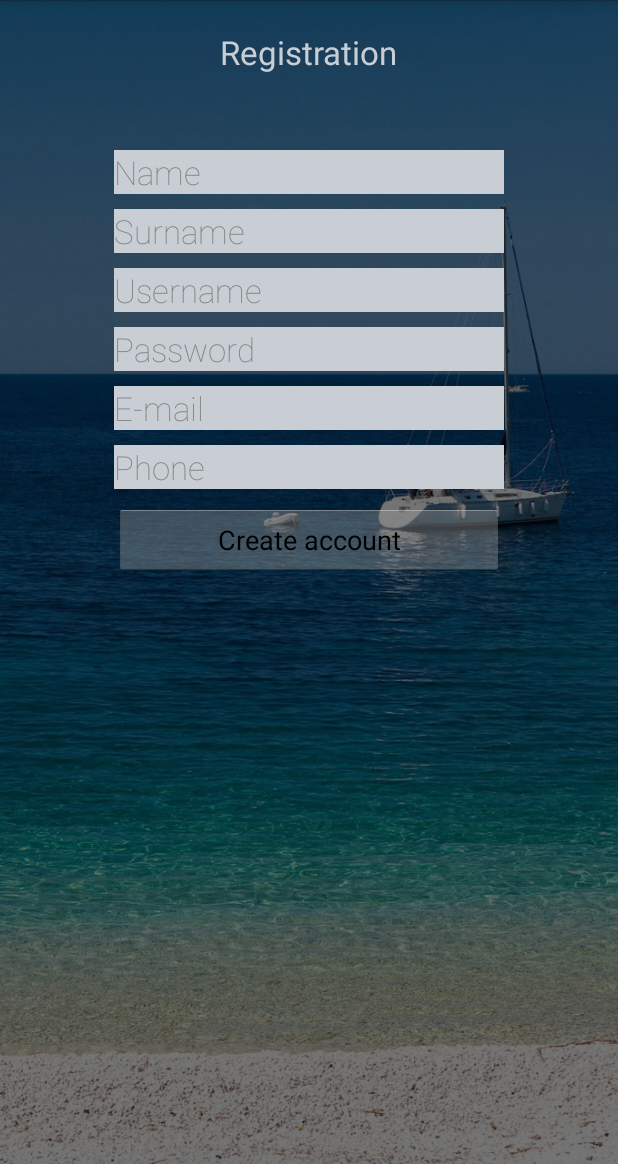
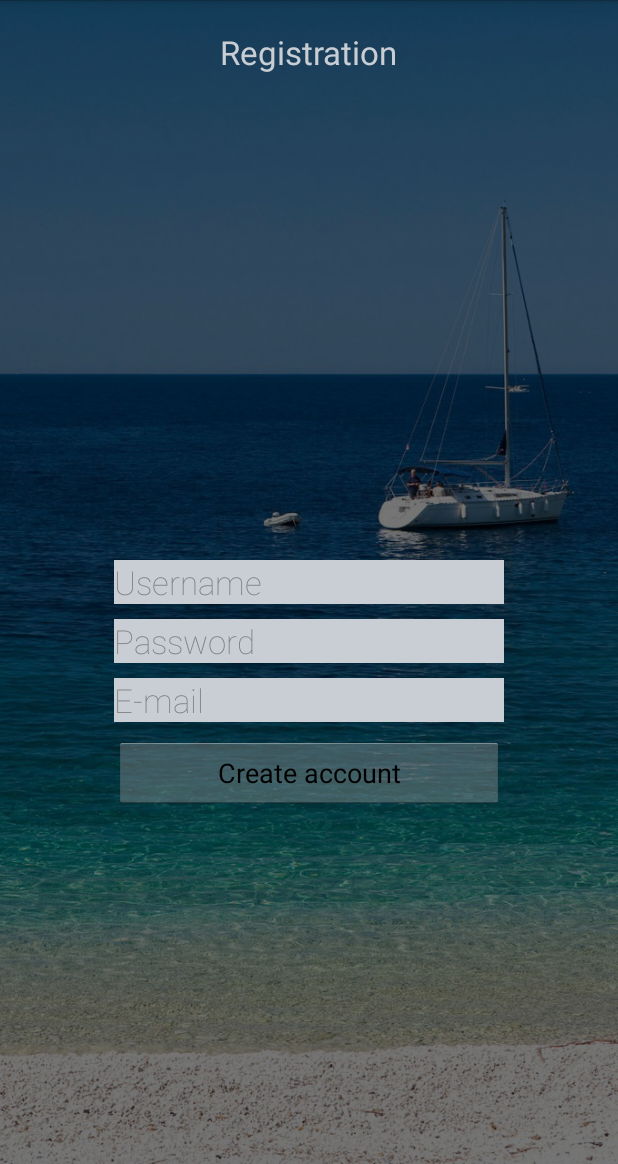
Before and after one commit to akrezic1/ZimmerFrei, an Android app: the fragment RegistrationFragment placed in its activity, on a phone screen of 412 x 824 dp, the part 72-1236 px from its top. Run offline under Robolectric (Android 15) with nearby library versions, the phone set to English and light mode, and no system bars; libraries missing offline, so code that uses them is left out: com.activeandroid, com.activeandroid.query, retrofit.client; 5 statements that could not run were skipped.

Commit message:
Registration implemented
User can now register, after registration is automatically signed in.

```diff
--- a/app/src/main/java/air/zimmerfrei/com/zimmerfrei/fragments/RegistrationFragment.java
+++ b/app/src/main/java/air/zimmerfrei/com/zimmerfrei/fragments/RegistrationFragment.java
@@ -1,23 +1,43 @@
 package air.zimmerfrei.com.zimmerfrei.fragments;
 
+import android.app.FragmentManager;
 import android.os.Bundle;
+import android.util.Log;
 import android.view.LayoutInflater;
 import android.view.View;
 import android.view.ViewGroup;
+import android.widget.Button;
+import android.widget.EditText;
+import android.widget.Toast;
 
 import air.zimmerfrei.com.zimmerfrei.R;
+import air.zimmerfrei.com.zimmerfrei.SharedPrefsHelper;
 import air.zimmerfrei.com.zimmerfrei.SwypeFragment;
+import air.zimmerfrei.com.zimmerfrei.datamodel.LaravelSessionToken;
+import air.zimmerfrei.com.zimmerfrei.datamodel.profile.Profile;
+import air.zimmerfrei.com.zimmerfrei.webservice.LoginAPI;
+import retrofit.Callback;
+import retrofit.RestAdapter;
+import retrofit.RetrofitError;
+import retrofit.client.Response;
 
 /**
  * Created by Andro on 23.12.2014.
  */
-public class RegistrationFragment extends SwypeFragment{
+public class RegistrationFragment extends SwypeFragment implements View.OnClickListener {
 
     /**
      * The fragment argument representing the section number for this
      * fragment.
      */
     private static final String ARG_SECTION_NUMBER = "section_number";
+
+    /**
+     * ENDPOINT is base location of web services
+     */
+    public static final String ENDPOINT = "http://188.226.150.65";
+
+    public static String laravelToken;
 
     /**
      * Returns a new instance of this fragment for the given section
@@ -31,14 +51,77 @@ public class RegistrationFragment extends SwypeFragment{
         return fragment;
     }
 
-    public RegistrationFragment() {
-
-    }
-
     @Override
     public View onCreateView(LayoutInflater inflater, ViewGroup container, Bundle savedInstanceState) {
         View rootView = inflater.inflate(R.layout.fragment_registration, container, false);
         rootView.setOnTouchListener(this);
+        getLaravelToken();
+
+        Button btnRegister = (Button) rootView.findViewById(R.id.button_register);
+        btnRegister.setOnClickListener(this);
+
         return rootView;
     }
+
+    private LoginAPI getRestAdapter() {
+        RestAdapter adapter = new RestAdapter.Builder()
+                .setEndpoint(ENDPOINT)
+                .build();
+
+        return adapter.create(LoginAPI.class);
+    }
+
+    @Override
+    public void onClick(View v) {
+        LoginAPI api = getRestAdapter();
+
+        EditText txtUser = (EditText) getView().findViewById(R.id.editUsername);
+        EditText txtPass = (EditText) getView().findViewById(R.id.editPassword);
+        EditText txtEmail = (EditText) getView().findViewById(R.id.editEmail);
+
+        String username = txtUser.getText().toString();
+        String password = txtPass.getText().toString();
+        String email = txtEmail.getText().toString();
+
+        api.register(laravelToken, email, username, password, "blablalbablablabl", new Callback<Profile>() {
+            @Override
+            public void success(Profile profile, Response response) {
+                SharedPrefsHelper.saveToSharedPref(profile, getActivity());
+                openProfile();
+            }
+
+            @Override
+            public void failure(RetrofitError error) {
+                Toast.makeText(getActivity(), R.string.registration_problem, Toast.LENGTH_SHORT).show();
+                Log.d("Registration", error.getMessage());
+            }
+        });
+    }
+
+    /**
+     * Open MyProfileFragment after saving users data
+     */
+    protected void openProfile() {
+        FragmentManager fragmentManager = getFragmentManager();
+        fragmentManager.beginTransaction()
+                .setCustomAnimations(R.animator.enter_bottom, R.animator.exit_top, 0, 0)
+                .replace(R.id.container, MyProfileFragment.newInstance(1))
+                .commit();
+    }
+
+    private void getLaravelToken() {
+        LoginAPI api = getRestAdapter();
+
+        api.getLaravelSessionToken(new Callback<LaravelSessionToken>() {
+            @Override
+            public void success(LaravelSessionToken laravelSessionToken, Response response) {
+                laravelToken = laravelSessionToken.getSessionToken();
+            }
+
+            @Override
+            public void failure(RetrofitError error) {
+                Toast.makeText(getActivity(), R.string.connection_fail, Toast.LENGTH_LONG).show();
+            }
+        });
+    }
 }
--- a/app/src/main/java/air/zimmerfrei/com/zimmerfrei/webservice/LoginAPI.java
+++ b/app/src/main/java/air/zimmerfrei/com/zimmerfrei/webservice/LoginAPI.java
@@ -38,4 +38,15 @@ public interface LoginAPI {
         Callback<LaravelSessionToken> session_token
     );
 
+    @FormUrlEncoded
+    @POST("/api/v1/signup")
+    public void register(
+            @Field("_token") String token,
+            @Field("email") String email,
+            @Field("username") String username,
+            @Field("password") String password,
+            @Field("gcm_phone_id") String gcm,
+            Callback<Profile> callback
+    );
+
 }
--- a/app/src/main/res/layout/fragment_registration.xml
+++ b/app/src/main/res/layout/fragment_registration.xml
@@ -12,31 +12,12 @@
         android:contentDescription="@string/background_image" />
 
     <EditText
-        android:id="@+id/editName"
-        android:hint="@string/name"
-        android:layout_width="wrap_content"
-        android:layout_height="wrap_content"
-        android:layout_marginTop="100dp"
-        style="@style/RegistrationInput"
-        android:layout_alignParentTop="true"
-        android:layout_centerHorizontal="true" />
-
-    <EditText
-        android:id="@+id/editSurname"
-        android:hint="@string/surname"
-        android:layout_width="wrap_content"
-        android:layout_height="wrap_content"
-        style="@style/RegistrationInput"
-        android:layout_below="@+id/editName"
-        android:layout_centerHorizontal="true" />
-
-    <EditText
         android:id="@+id/editUsername"
         android:hint="@string/username"
         android:layout_width="wrap_content"
         android:layout_height="wrap_content"
         style="@style/RegistrationInput"
-        android:layout_below="@+id/editSurname"
+        android:layout_centerVertical="true"
         android:layout_centerHorizontal="true" />
 
     <EditText
@@ -59,24 +40,14 @@
         android:layout_below="@+id/editPassword"
         android:layout_centerHorizontal="true" />
 
-    <EditText
-        android:id="@+id/editPhone"
-        android:hint="@string/phone"
-        android:layout_width="wrap_content"
-        android:layout_height="wrap_content"
-        android:inputType="phone"
-        style="@style/RegistrationInput"
-        android:layout_below="@+id/editEmail"
-        android:layout_centerHorizontal="true" />
-
     <Button
         android:id="@+id/button_register"
         android:layout_width="wrap_content"
         android:layout_height="wrap_content"
         android:text="@string/create_account"
-        android:layout_below="@+id/editPhone"
-        android:layout_alignStart="@+id/editPhone"
-        android:layout_alignEnd="@+id/editPhone" />
+        android:layout_below="@+id/editEmail"
+        android:layout_alignEnd="@+id/editEmail"
+        android:layout_alignStart="@+id/editEmail" />
 
     <TextView
         android:id="@+id/textTitle"
--- a/app/src/main/res/values/strings.xml
+++ b/app/src/main/res/values/strings.xml
@@ -1,5 +1,7 @@
 <?xml version="1.0" encoding="utf-8"?>
 <resources>
+
+    <string name="ENDPOINT">http://188.226.150.65</string>
 
     <string name="app_name">ZimmerFrei</string>
     <string name="hello_world">Hello world!</string>
@@ -40,6 +42,7 @@
     <string name="wrong_user_pass">Wrong username or password</string>
     <string name="connection_fail">Connection failed</string>
     <string name="login_or_register">Please login or register</string>
+    <string name="registration_problem">Registration error, please try again</string>
 
     <string name="background_image">Background image</string>
 
```
Also changed, not shown: app/src/main/AndroidManifest.xml (+19 -0 lines), app/src/main/java/air/zimmerfrei/com/zimmerfrei/SharedPrefsHelper.java (+19 -0 lines), app/src/main/java/air/zimmerfrei/com/zimmerfrei/fragments/LoginFragment.java (+2 -18 lines), app/src/main/java/air/zimmerfrei/com/zimmerfrei/gcm/GcmBroadcastReceiver.java (added, +7 -0 lines), app/src/main/java/air/zimmerfrei/com/zimmerfrei/gcm/GcmIntentService.java (added, +7 -0 lines).
